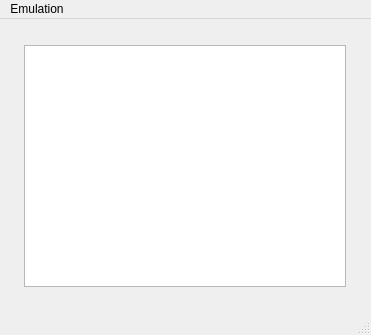
nspire-emus/firebird, file mainwindow.ui: the form before one commit.
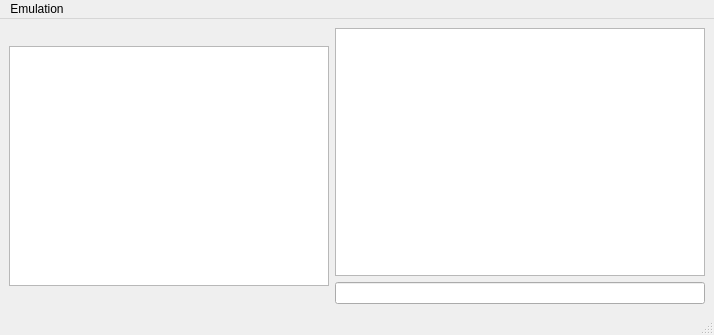
The form after the commit.

The edit to the form file:
```diff
--- a/mainwindow.ui
+++ b/mainwindow.ui
@@ -6,7 +6,7 @@
    <rect>
     <x>0</x>
     <y>0</y>
-    <width>371</width>
+    <width>714</width>
     <height>335</height>
    </rect>
   </property>
@@ -14,8 +14,8 @@
    <string>MainWindow</string>
   </property>
   <widget class="QWidget" name="centralwidget">
-   <layout class="QVBoxLayout" name="verticalLayout">
-    <item alignment="Qt::AlignHCenter|Qt::AlignVCenter">
+   <layout class="QHBoxLayout" name="horizontalLayout">
+    <item>
      <widget class="QGraphicsView" name="graphicsView">
       <property name="sizePolicy">
        <sizepolicy hsizetype="Fixed" vsizetype="Fixed">
@@ -25,8 +25,8 @@
       </property>
       <property name="minimumSize">
        <size>
-        <width>322</width>
-        <height>242</height>
+        <width>320</width>
+        <height>240</height>
        </size>
       </property>
       <property name="maximumSize">
@@ -35,6 +35,12 @@
         <height>240</height>
        </size>
       </property>
+      <property name="verticalScrollBarPolicy">
+       <enum>Qt::ScrollBarAlwaysOff</enum>
+      </property>
+      <property name="horizontalScrollBarPolicy">
+       <enum>Qt::ScrollBarAlwaysOff</enum>
+      </property>
       <property name="interactive">
        <bool>false</bool>
       </property>
@@ -43,6 +49,20 @@
       </property>
      </widget>
     </item>
+    <item>
+     <layout class="QVBoxLayout" name="verticalLayout">
+      <item>
+       <widget class="QPlainTextEdit" name="plainTextEdit">
+        <property name="readOnly">
+         <bool>true</bool>
+        </property>
+       </widget>
+      </item>
+      <item>
+       <widget class="QLineEdit" name="lineEdit"/>
+      </item>
+     </layout>
+    </item>
    </layout>
   </widget>
   <widget class="QMenuBar" name="menubar">
@@ -50,7 +70,7 @@
     <rect>
      <x>0</x>
      <y>0</y>
-     <width>371</width>
+     <width>714</width>
      <height>19</height>
     </rect>
    </property>
```
